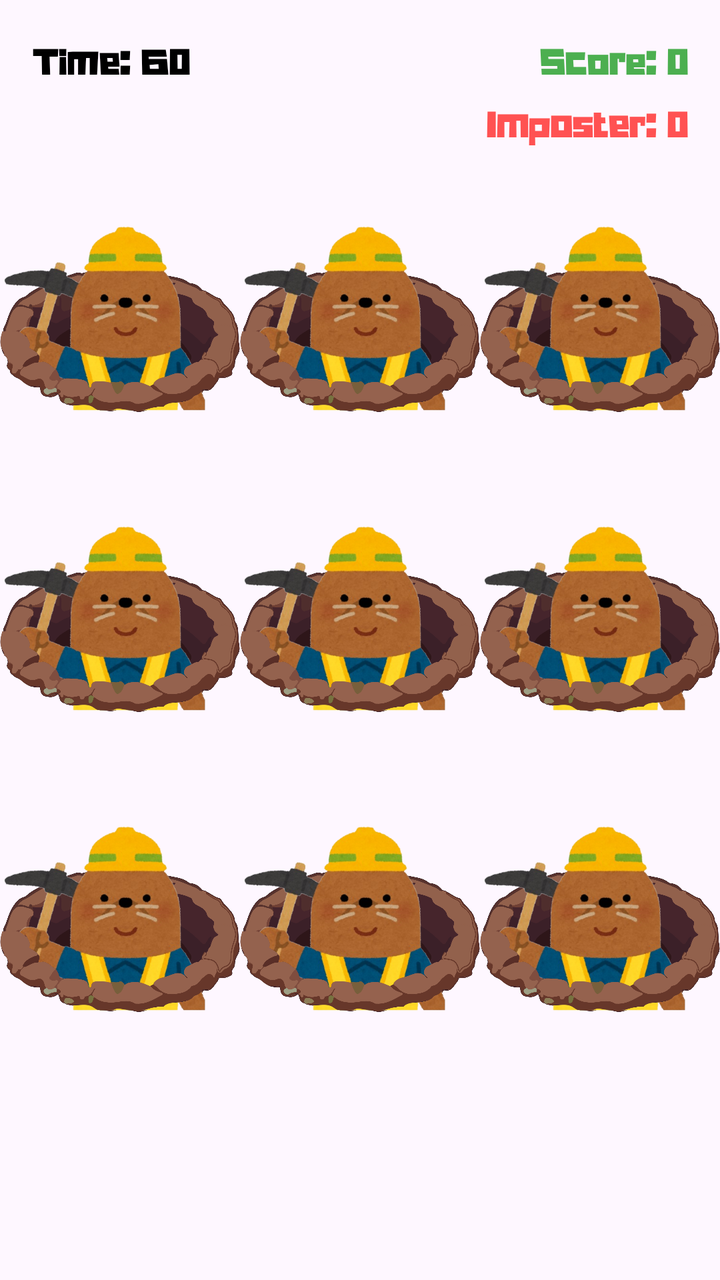
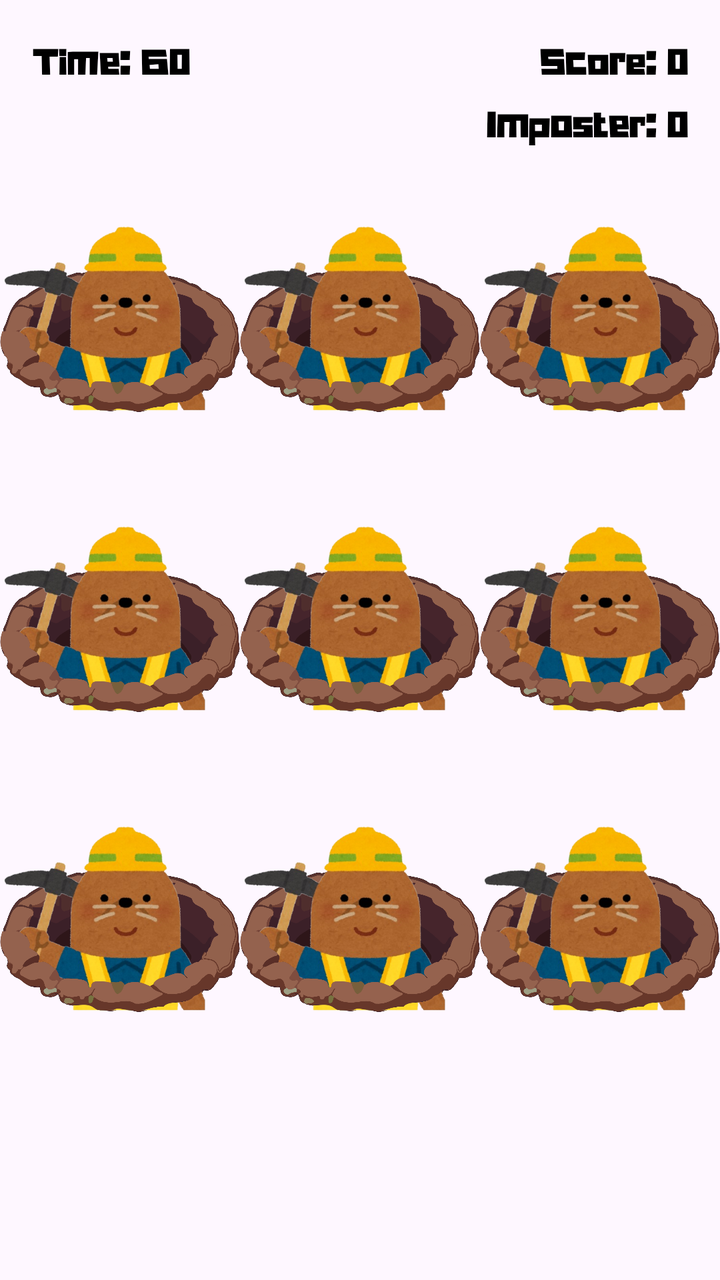

Before-and-after screenshots of an Android layout around one commit, followed by the original layout XML and the change that was made.
<!-- AndroidManifest.xml: application theme Theme.FinalExer4 -->
<!-- res/layout/fragment_game.xml -->
<?xml version="1.0" encoding="utf-8"?>
<androidx.constraintlayout.widget.ConstraintLayout xmlns:android="http://schemas.android.com/apk/res/android"
    xmlns:app="http://schemas.android.com/apk/res-auto"
    xmlns:tools="http://schemas.android.com/tools"
    android:layout_width="match_parent"
    android:layout_height="match_parent"
    android:id="@+id/gameLayout"
    tools:context=".FragmentGame">

    <TextView
        android:id="@+id/tvTime"
        android:layout_width="wrap_content"
        android:layout_height="wrap_content"
        android:layout_marginStart="16dp"
        android:layout_marginTop="16dp"
        android:fontFamily="@font/hitchcut"
        android:text="Time: 60"
        android:textColor="@color/black"
        android:textSize="18sp"
        android:textStyle="bold"
        app:layout_constraintStart_toStartOf="parent"
        app:layout_constraintTop_toTopOf="parent" />

    <TextView
        android:id="@+id/tvScore"
        android:layout_width="wrap_content"
        android:layout_height="wrap_content"
        android:layout_marginTop="16dp"
        android:layout_marginEnd="16dp"
        android:fontFamily="@font/hitchcut"
        android:text="Score: 0"
        android:textColor="#4CAF50"
        android:textSize="18sp"
        android:textStyle="bold"
        app:layout_constraintEnd_toEndOf="parent"
        app:layout_constraintTop_toTopOf="parent" />

    <LinearLayout
        android:id="@+id/imposter_stats_layout"
        android:layout_width="wrap_content"
        android:layout_height="wrap_content"
        android:layout_marginTop="4dp"
        android:layout_marginEnd="16dp"
        android:gravity="center_vertical"
        android:orientation="horizontal"
        app:layout_constraintEnd_toEndOf="parent"
        app:layout_constraintTop_toBottomOf="@+id/tvScore">

        <ImageView
            android:id="@+id/ivImposterIcon"
            android:layout_width="24dp"
            android:layout_height="24dp"
            android:src="@drawable/imposter_in_a_pit"
            android:visibility="invisible" />

        <TextView
            android:id="@+id/tvImposterHits"
            android:layout_width="wrap_content"
            android:layout_height="wrap_content"
            android:layout_marginStart="4dp"
            android:fontFamily="@font/hitchcut"
            android:text="Imposter: 0"
            android:textColor="#FF5252"
            android:textSize="18sp"
            android:textStyle="bold" />
    </LinearLayout>



    <ImageView
        android:id="@+id/ivImposterHitMsg"
        android:layout_width="200dp"
        android:layout_height="100dp"
        android:visibility="gone"
        android:src="@drawable/msghit_impostor"
        app:layout_constraintBottom_toBottomOf="parent"
        app:layout_constraintEnd_toEndOf="parent"
        app:layout_constraintStart_toStartOf="parent"
        app:layout_constraintTop_toTopOf="parent" />

    <GridLayout
        android:id="@+id/gridLayout2"
        android:layout_width="match_parent"
        android:layout_height="wrap_content"
        android:columnCount="3"
        app:layout_constraintBottom_toBottomOf="parent"
        app:layout_constraintEnd_toEndOf="parent"
        app:layout_constraintStart_toStartOf="parent"
        app:layout_constraintTop_toTopOf="parent">

        <FrameLayout
            android:layout_width="0dp"
            android:layout_height="150dp"
            android:layout_columnWeight="1"
            android:layout_gravity="bottom|fill_horizontal"
            android:clipChildren="true"
            android:clipToPadding="true">

            <ImageView
                android:id="@+id/whole_hole"
                android:layout_width="match_parent"
                android:layout_height="match_parent"
                android:layout_gravity="bottom"
                android:src="@drawable/hole_whole" />

            <ImageView
                android:id="@+id/mole"
                android:layout_width="match_parent"
                android:layout_height="match_parent"
                android:layout_gravity="bottom"
                android:src="@drawable/mole" />

            <ImageView
                android:id="@+id/hole_front"
                android:layout_width="match_parent"
                android:layout_height="match_parent"
                android:layout_gravity="bottom"
                android:src="@drawable/hole_front"
                android:translationY="13dp" />
        </FrameLayout>

        <FrameLayout
            android:layout_width="0dp"
            android:layout_height="150dp"
            android:layout_columnWeight="1"
            android:layout_gravity="bottom|fill_horizontal"
            android:clipChildren="true"
            android:clipToPadding="true">

            <ImageView
                android:id="@+id/whole_hole1"
                android:layout_width="match_parent"
                android:layout_height="match_parent"
                android:layout_gravity="bottom"
                android:src="@drawable/hole_whole" />

            <ImageView
                android:id="@+id/mole1"
                android:layout_width="match_parent"
                android:layout_height="match_parent"
                android:layout_gravity="bottom"
                android:src="@drawable/mole" />

            <ImageView
                android:id="@+id/hole_front1"
                android:layout_width="match_parent"
                android:layout_height="match_parent"
                android:layout_gravity="bottom"
                android:src="@drawable/hole_front"
                android:translationY="13dp" />
        </FrameLayout>

        <FrameLayout
            android:layout_width="0dp"
            android:layout_height="150dp"
            android:layout_columnWeight="1"
            android:layout_gravity="bottom|fill_horizontal"
            android:clipChildren="true"
            android:clipToPadding="true">

            <ImageView
                android:id="@+id/whole_hole2"
                android:layout_width="match_parent"
                android:layout_height="match_parent"
                android:layout_gravity="bottom"
                android:src="@drawable/hole_whole" />

            <ImageView
                android:id="@+id/mole2"
                android:layout_width="match_parent"
                android:layout_height="match_parent"
                android:layout_gravity="bottom"
                android:src="@drawable/mole" />

            <ImageView
                android:id="@+id/hole_front2"
                android:layout_width="match_parent"
                android:layout_height="match_parent"
                android:layout_gravity="bottom"
                android:src="@drawable/hole_front"
                android:translationY="13dp" />
        </FrameLayout>

        <FrameLayout
            android:layout_width="0dp"
            android:layout_height="150dp"
            android:layout_columnWeight="1"
            android:layout_gravity="bottom|fill_horizontal"
            android:clipChildren="true"
            android:clipToPadding="true">

            <ImageView
                android:id="@+id/whole_hole3"
                android:layout_width="match_parent"
                android:layout_height="match_parent"
                android:layout_gravity="bottom"
                android:src="@drawable/hole_whole" />

            <ImageView
                android:id="@+id/mole3"
                android:layout_width="match_parent"
                android:layout_height="match_parent"
                android:layout_gravity="bottom"
                android:src="@drawable/mole" />

            <ImageView
                android:id="@+id/hole_front3"
                android:layout_width="match_parent"
                android:layout_height="match_parent"
                android:layout_gravity="bottom"
                android:src="@drawable/hole_front"
                android:translationY="13dp" />
        </FrameLayout>

        <FrameLayout
            android:layout_width="0dp"
            android:layout_height="150dp"
            android:layout_columnWeight="1"
            android:layout_gravity="bottom|fill_horizontal"
            android:clipChildren="true"
            android:clipToPadding="true">

            <ImageView
                android:id="@+id/whole_hole4"
                android:layout_width="match_parent"
                android:layout_height="match_parent"
                android:layout_gravity="bottom"
                android:src="@drawable/hole_whole" />

            <ImageView
                android:id="@+id/mole4"
                android:layout_width="match_parent"
                android:layout_height="match_parent"
                android:layout_gravity="bottom"
                android:src="@drawable/mole" />

            <ImageView
                android:id="@+id/hole_front4"
                android:layout_width="match_parent"
                android:layout_height="match_parent"
                android:layout_gravity="bottom"
                android:src="@drawable/hole_front"
                android:translationY="13dp" />
        </FrameLayout>

        <FrameLayout
            android:layout_width="0dp"
            android:layout_height="150dp"
            android:layout_columnWeight="1"
            android:layout_gravity="bottom|fill_horizontal"
            android:clipChildren="true"
            android:clipToPadding="true">

            <ImageView
                android:id="@+id/whole_hole5"
                android:layout_width="match_parent"
                android:layout_height="match_parent"
                android:layout_gravity="bottom"
                android:src="@drawable/hole_whole" />

            <ImageView
                android:id="@+id/mole5"
                android:layout_width="match_parent"
                android:layout_height="match_parent"
                android:layout_gravity="bottom"
                android:src="@drawable/mole" />

            <ImageView
                android:id="@+id/hole_front5"
                android:layout_width="match_parent"
                android:layout_height="match_parent"
                android:layout_gravity="bottom"
                android:src="@drawable/hole_front"
                android:translationY="13dp" />
        </FrameLayout>

        <FrameLayout
            android:layout_width="0dp"
            android:layout_height="150dp"
            android:layout_columnWeight="1"
            android:layout_gravity="bottom|fill_horizontal"
            android:clipChildren="true"
            android:clipToPadding="true">

            <ImageView
                android:id="@+id/whole_hole6"
                android:layout_width="match_parent"
                android:layout_height="match_parent"
                android:layout_gravity="bottom"
                android:src="@drawable/hole_whole" />

            <ImageView
                android:id="@+id/mole6"
                android:layout_width="match_parent"
                android:layout_height="match_parent"
                android:layout_gravity="bottom"
                android:src="@drawable/mole" />

            <ImageView
                android:id="@+id/hole_front6"
                android:layout_width="match_parent"
                android:layout_height="match_parent"
                android:layout_gravity="bottom"
                android:src="@drawable/hole_front"
                android:translationY="13dp" />
        </FrameLayout>

        <FrameLayout
            android:layout_width="0dp"
            android:layout_height="150dp"
            android:layout_columnWeight="1"
            android:layout_gravity="bottom|fill_horizontal"
            android:clipChildren="true"
            android:clipToPadding="true">

            <ImageView
                android:id="@+id/whole_hole7"
                android:layout_width="match_parent"
                android:layout_height="match_parent"
                android:layout_gravity="bottom"
                android:src="@drawable/hole_whole" />

            <ImageView
                android:id="@+id/mole7"
                android:layout_width="match_parent"
                android:layout_height="match_parent"
                android:layout_gravity="bottom"
                android:src="@drawable/mole" />

            <ImageView
                android:id="@+id/hole_front7"
                android:layout_width="match_parent"
                android:layout_height="match_parent"
                android:layout_gravity="bottom"
                android:src="@drawable/hole_front"
                android:translationY="13dp" />
        </FrameLayout>

        <FrameLayout
            android:layout_width="0dp"
            android:layout_height="150dp"
            android:layout_columnWeight="1"
            android:layout_gravity="bottom|fill_horizontal"
            android:clipChildren="true"
            android:clipToPadding="true">

            <ImageView
                android:id="@+id/whole_hole8"
                android:layout_width="match_parent"
                android:layout_height="match_parent"
                android:layout_gravity="bottom"
                android:src="@drawable/hole_whole" />

            <ImageView
                android:id="@+id/mole8"
                android:layout_width="match_parent"
                android:layout_height="match_parent"
                android:layout_gravity="bottom"
                android:src="@drawable/mole" />

            <ImageView
                android:id="@+id/hole_front8"
                android:layout_width="match_parent"
                android:layout_height="match_parent"
                android:layout_gravity="bottom"
                android:src="@drawable/hole_front"
                android:translationY="13dp" />

        </FrameLayout>
    </GridLayout>

</androidx.constraintlayout.widget.ConstraintLayout>
<!-- resources referenced by this layout -->
<resources>
  <color name="black">#FF000000</color>
  <!-- drawable hole_front: png bitmap (drawable, 186553 bytes) -->
  <!-- drawable hole_whole: png bitmap (drawable, 253693 bytes) -->
  <!-- drawable imposter_in_a_pit: png bitmap (drawable, 247508 bytes) -->
  <!-- drawable mole: png bitmap (drawable, 196711 bytes) -->
  <!-- drawable msghit_impostor: png bitmap (drawable, 161686 bytes) -->
  <style name="Theme.FinalExer4" parent="Base.Theme.FinalExer4" />
  <style name="Base.Theme.FinalExer4" parent="Theme.Material3.DayNight.NoActionBar">
          
          
      </style>
</resources>

<!-- the commit's change to res/layout/fragment_game.xml (unified diff, before → after) -->
@@ -29,7 +29,7 @@
         android:layout_marginEnd="16dp"
         android:fontFamily="@font/hitchcut"
         android:text="Score: 0"
-        android:textColor="#4CAF50"
+        android:textColor="@color/black"
         android:textSize="18sp"
         android:textStyle="bold"
         app:layout_constraintEnd_toEndOf="parent"
@@ -60,7 +60,7 @@
             android:layout_marginStart="4dp"
             android:fontFamily="@font/hitchcut"
             android:text="Imposter: 0"
-            android:textColor="#FF5252"
+            android:textColor="@color/black"
             android:textSize="18sp"
             android:textStyle="bold" />
     </LinearLayout>
